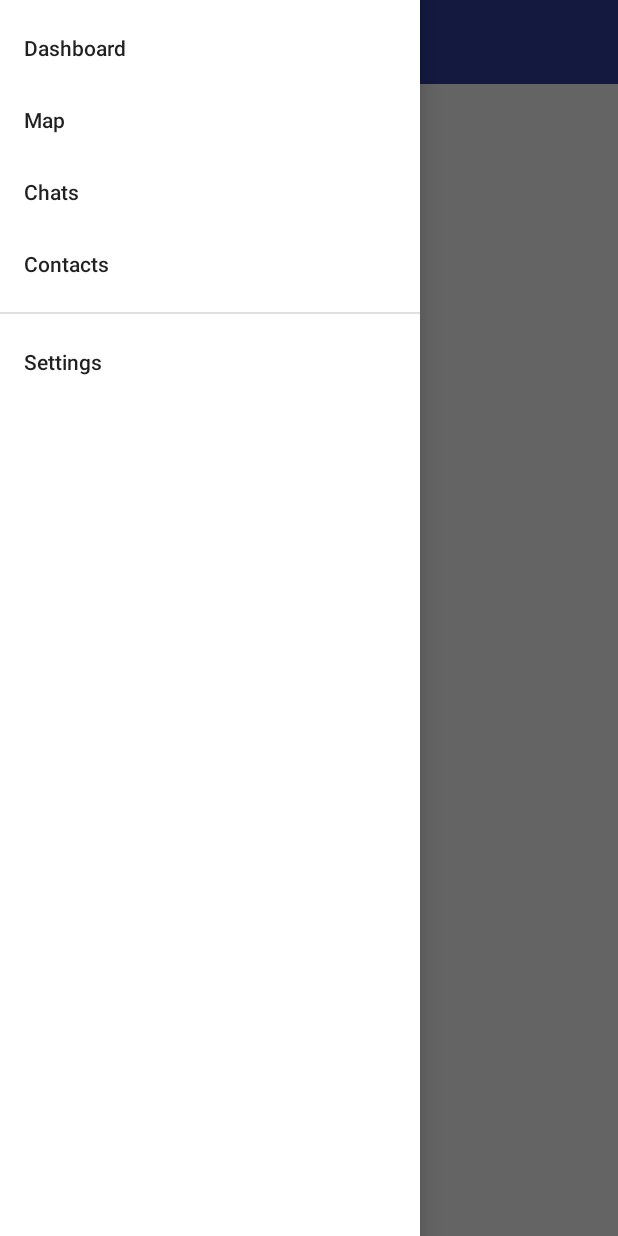
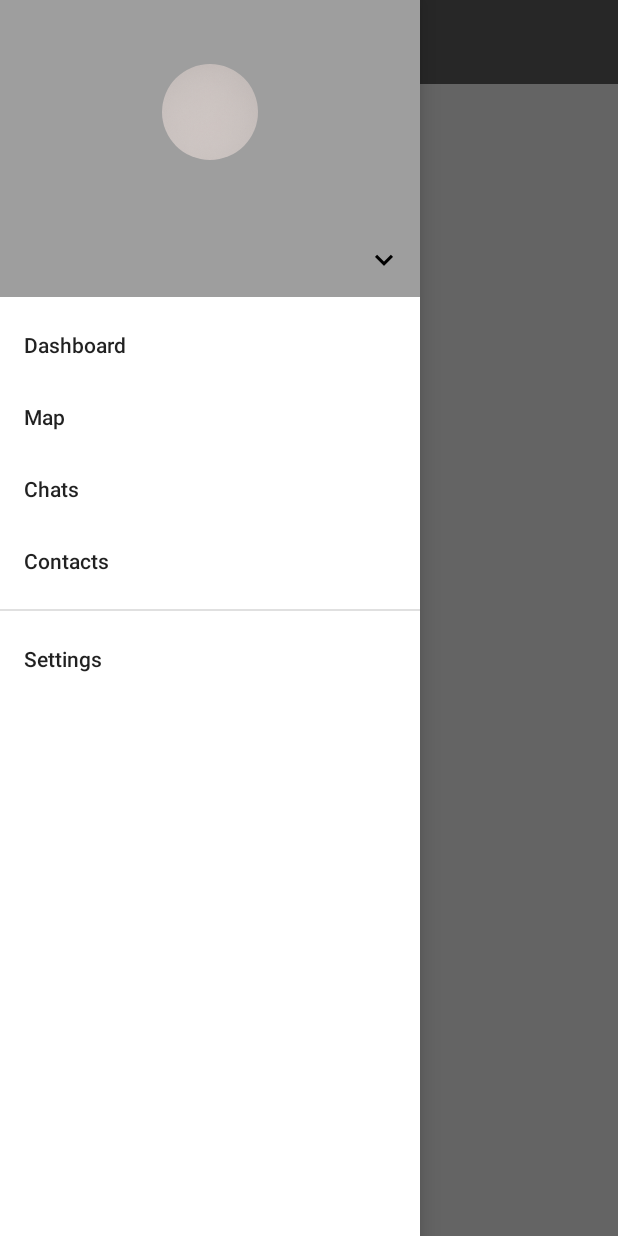
Before and after one commit to scame/SaveAlife, an Android app: the screen it shows after launch (DrawerActivity), with the side drawer open, on a phone screen of 412 x 824 dp. Run offline under Robolectric (Android 15) with nearby library versions, the light colour scheme and no system bars; our stand-ins replace ButterKnife, CircleImageView.

Commit message:
added drawer header layout

```diff
--- a/app/build.gradle
+++ b/app/build.gradle
@@ -37,4 +37,5 @@ dependencies {
     annotationProcessor 'com.jakewharton:butterknife-compiler:8.4.0'
 
     compile 'com.android.support:design:24.2.1'
+    compile 'de.hdodenhof:circleimageview:2.1.0'
 }
--- a/app/src/main/res/layout/drawer_activity.xml
+++ b/app/src/main/res/layout/drawer_activity.xml
@@ -22,6 +22,7 @@
 
     <android.support.design.widget.NavigationView
         android:id="@+id/main_navigation_view"
+        app:headerLayout="@layout/navigation_header_layout"
         android:layout_width="wrap_content"
         android:layout_height="match_parent"
         android:layout_gravity="start"
--- /dev/null
+++ b/app/src/main/res/layout/navigation_header_layout.xml
@@ -0,0 +1,46 @@
+<?xml version="1.0" encoding="utf-8"?>
+<RelativeLayout xmlns:android="http://schemas.android.com/apk/res/android"
+    android:layout_width="match_parent"
+    android:layout_height="wrap_content"
+    android:background="@color/colorPrimary">
+
+    <RelativeLayout
+        android:id="@+id/profile_img_container"
+        android:layout_width="match_parent"
+        android:layout_height="150dp">
+
+        <de.hdodenhof.circleimageview.CircleImageView
+            android:id="@+id/profile_image"
+            android:layout_width="64dp"
+            android:layout_height="64dp"
+            android:src="@drawable/profile_placeholder"
+            android:layout_margin="@dimen/standard_elem_margin"
+            android:layout_centerInParent="true"/>
+    </RelativeLayout>
+
+    <LinearLayout
+        android:id="@+id/header_container"
+        android:layout_width="match_parent"
+        android:layout_height="wrap_content"
+        android:orientation="horizontal"
+        android:layout_alignParentBottom="true"
+        android:layout_below="@id/profile_img_container">
+
+        <TextView
+            android:id="@+id/username_tv"
+            android:layout_margin="@dimen/standard_elem_margin"
+            android:layout_weight="1"
+            android:layout_width="0dp"
+            android:layout_height="wrap_content" />
+
+        <ImageButton
+            android:id="@+id/header_button"
+            android:padding="@dimen/standard_elem_padding"
+            android:layout_width="wrap_content"
+            android:layout_height="wrap_content"
+            android:background="?attr/selectableItemBackgroundBorderless"
+            android:src="@drawable/ic_keyboard_arrow_down_black_24dp"/>
+
+    </LinearLayout>
+
+</RelativeLayout>
--- a/app/src/main/res/values/colors.xml
+++ b/app/src/main/res/values/colors.xml
@@ -1,6 +1,7 @@
 <?xml version="1.0" encoding="utf-8"?>
 <resources>
-    <color name="colorPrimary">#3F51B5</color>
-    <color name="colorPrimaryDark">#303F9F</color>
-    <color name="colorAccent">#FF4081</color>
+    <color name="colorPrimaryLight">#F5F5F5</color>
+    <color name="colorPrimary">#9E9E9E</color>
+    <color name="colorPrimaryDark">#616161</color>
+    <color name="colorAccent">#536DFE</color>
 </resources>
--- a/app/src/main/res/values/dimens.xml
+++ b/app/src/main/res/values/dimens.xml
@@ -2,4 +2,7 @@
     <!-- Default screen margins, per the Android Design guidelines. -->
     <dimen name="activity_horizontal_margin">16dp</dimen>
     <dimen name="activity_vertical_margin">16dp</dimen>
+
+    <dimen name="standard_elem_margin">8dp</dimen>
+    <dimen name="standard_elem_padding">12dp</dimen>
 </resources>
```
Also changed, not shown: app/src/main/res/drawable-hdpi/ic_keyboard_arrow_down_black_24dp.png (added), app/src/main/res/drawable-hdpi/ic_keyboard_arrow_right_black_24dp.png (added), app/src/main/res/drawable-mdpi/ic_keyboard_arrow_down_black_24dp.png (added), app/src/main/res/drawable-mdpi/ic_keyboard_arrow_right_black_24dp.png (added), app/src/main/res/drawable-xhdpi/ic_keyboard_arrow_down_black_24dp.png (added), app/src/main/res/drawable-xhdpi/ic_keyboard_arrow_right_black_24dp.png (added), app/src/main/res/drawable-xxhdpi/ic_keyboard_arrow_down_black_24dp.png (added), app/src/main/res/drawable-xxhdpi/ic_keyboard_arrow_right_black_24dp.png (added), app/src/main/res/drawable-xxxhdpi/ic_keyboard_arrow_down_black_24dp.png (added), app/src/main/res/drawable-xxxhdpi/ic_keyboard_arrow_right_black_24dp.png (added), app/src/main/res/drawable/profile_placeholder.jpg (added).
